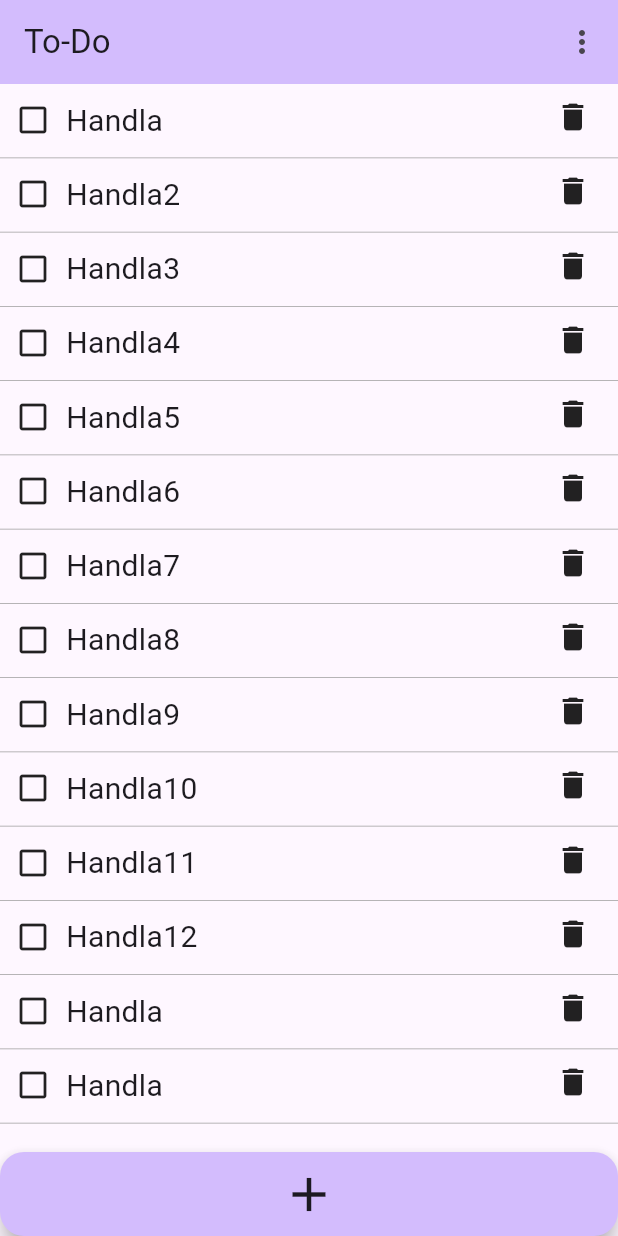
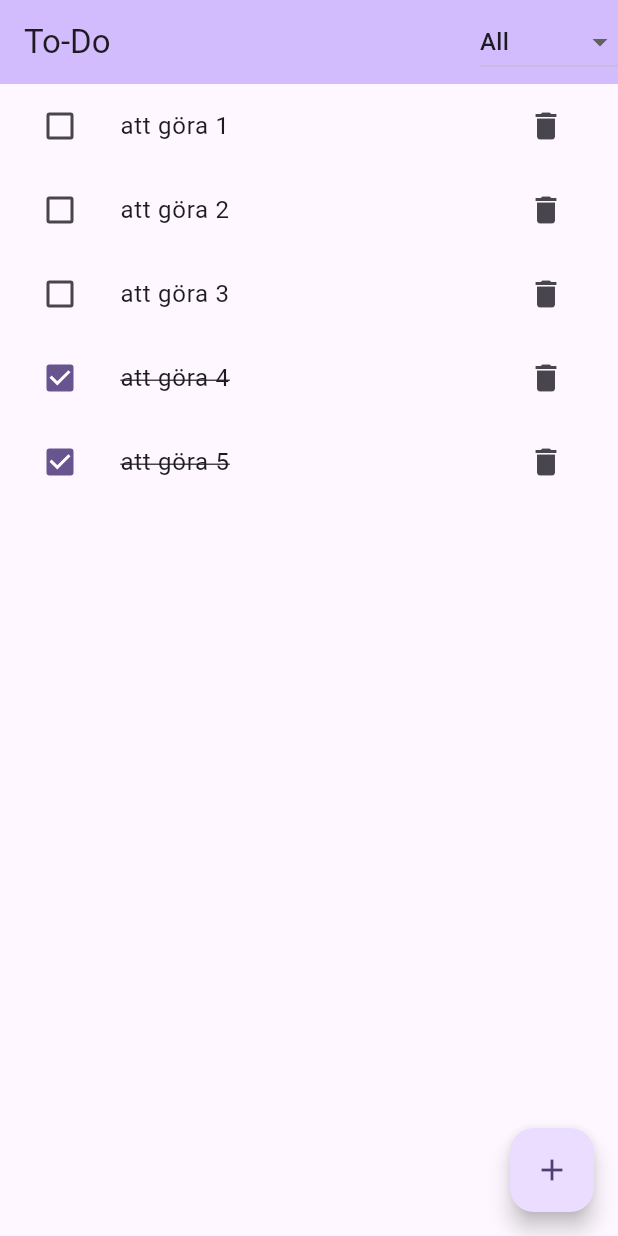
Before and after one commit to gu-tig333-ht23/gusflodijo, a Flutter app: the screen it shows after launch, on a phone screen of 412 x 824 dp. Run offline on Flutter 3.47's test engine with Material 2 defaults, Android fonts, the phone set to English and light mode, and no system bars.

Commit message:
inlämning vecka 2
delat upp koden och lagt till tillståndshantering

```diff
--- /dev/null
+++ b/lib/listviewbuilder.dart
@@ -0,0 +1,58 @@
+import 'package:flutter/material.dart';
+import 'package:provider/provider.dart';
+import 'main.dart';
+
+
+class ListViewBuilder extends StatefulWidget {
+  const ListViewBuilder({key, value}) : super(key: key);
+  @override
+  State<ListViewBuilder> createState() => _ListViewBuilderState();
+}
+
+class _ListViewBuilderState extends State<ListViewBuilder> {
+  @override
+  Widget build(BuildContext context) {
+
+    return Consumer<MyState>(builder: (context, state, _) => Center(
+        child: Column(
+          children: <Widget>[
+            Expanded(
+              child: ListView.builder(
+                itemCount: state.filteredTodos.length,
+                itemBuilder: (context, index) {
+                  final filteredlist = state.filteredTodos[index];
+                return ListTile(
+                  title: Text(
+                    filteredlist.item,
+                    style: TextStyle(
+                      decoration: filteredlist.isDone
+                          ? TextDecoration.lineThrough
+                          : TextDecoration.none,
+                    ),
+                  ),
+                  leading: Checkbox(
+                    value: filteredlist.isDone,
+                    onChanged: (newValue) {
+                      setState(() {
+                        filteredlist.isDone = newValue!;
+                      });
+                    },
+                  ),
+                  trailing: IconButton(
+                    icon: Icon(Icons.delete),
+                    onPressed: () {
+                      setState(() {
+                        context.read<MyState>().todolist.removeAt(index);
+                      });
+                    },
+                  ),
+                );
+              },
+            ),
+          ),
+          ],
+        ),
+      ),
+    );
+  }
+}
--- a/lib/main.dart
+++ b/lib/main.dart
@@ -1,207 +1,110 @@
 import 'package:flutter/material.dart';
+import 'package:provider/provider.dart';
+import 'listviewbuilder.dart';
+import 'addview.dart';
+
+
+//UI = f(State)
+class MyState extends ChangeNotifier {
+
+  String filter = 'All';
+
+  List<TodoItem> todolist = [
+    TodoItem('att göra 1', false),
+    TodoItem('att göra 2', false),
+    TodoItem('att göra 3', false),
+    TodoItem('att göra 4', true),
+    TodoItem('att göra 5', true),
+
+  ];
+  List<TodoItem> get filteredTodos {
+    switch (filter) {
+      case 'Done':
+        return todolist.where((todolist) => todolist.isDone).toList();
+      case 'Not Done':
+        return todolist.where((todolist) => !todolist.isDone).toList();
+      default:
+        return todolist;
+    }
+  }
+
+void addToList(TodoItem todoitem) {
+    todolist.add(todoitem);
+    notifyListeners();
+  }
+}
+
+class TodoItem {
+  String item;
+  bool isDone;
+
+  TodoItem(this.item, this.isDone);
+}
 
 void main() {
-  runApp(const MyApp());
+  MyState state = MyState();
+
+  runApp(
+    ChangeNotifierProvider(
+      create: (context) => state,
+      child: TodoApp(),
+    ),
+  );
 }
 
-class MyApp extends StatelessWidget {
-  const MyApp({super.key});
-
-  // This widget is the root of your application.
+class TodoApp extends StatelessWidget {
   @override
   Widget build(BuildContext context) {
     return MaterialApp(
-      title: 'Flutter Demo',
         theme: ThemeData(
           colorScheme: ColorScheme.fromSeed(seedColor: Colors.deepPurple),
           useMaterial3: true,
         ),
-      home: const MyHomePage(),
-    );
+        home: MyHome());
   }
 }
 
-class Todo {
-  final String item;
-  final String desc;
-
-  Todo(this.item, this.desc);
+class MyHome extends StatefulWidget {
+  @override
+  State<MyHome> createState() => _MyHomeState();
 }
-
-class MyHomePage extends StatelessWidget {
-  const MyHomePage({super.key});
-
+class _MyHomeState extends State<MyHome> {
   @override
   Widget build(BuildContext context) {
-    List<Todo> todolist = [
-      Todo('Handla', 'Morötter, mjölk och paprika'),
-      Todo('Handla2', 'Morötter, mjölk och paprika'),
-      Todo('Handla3', 'Morötter, mjölk och paprika'),
-      Todo('Handla4', 'Morötter, mjölk och paprika'),
-      Todo('Handla5', 'Morötter, mjölk och paprika'),
-      Todo('Handla6', 'Morötter, mjölk och paprika'),
-      Todo('Handla7', 'Morötter, mjölk och paprika'),
-      Todo('Handla8', 'Morötter, mjölk och paprika'),
-      Todo('Handla9', 'Morötter, mjölk och paprika'),
-      Todo('Handla10', 'Morötter, mjölk och paprika'),
-      Todo('Handla11', 'Morötter, mjölk och paprika'),
-      Todo('Handla12', 'Morötter, mjölk och paprika'),
-      Todo('Handla', 'Morötter, mjölk och paprika'),
-      Todo('Handla', 'Morötter, mjölk och paprika'),
-    ];
 
     return Scaffold(
       appBar: AppBar(
         title: const Text('To-Do'),
-        actions: <Widget>[
-          PopupMenuButton<String>(
-            onSelected: (String value) {},
-            itemBuilder: (BuildContext context) => <PopupMenuEntry<String>>[
-              const PopupMenuItem<String>(
-                value: 'done',
-                child: Text('Done'),
-              ),
-              const PopupMenuItem<String>(
-                value: 'notDone',
-                child: Text('Not Done'),
-              ),
-              const PopupMenuItem<String>(
-                value: 'all',
-                child: Text('All'),
-              ),
-            ],
+        actions: [
+          DropdownButton<String>(
+            value: context.read<MyState>().filter,
+            onChanged: (newValue) {
+              setState(() {
+                context.read<MyState>().filter = newValue!;
+              });
+            },
+            items: ['All', 'Done', 'Not Done'].map((filter) {
+              return DropdownMenuItem<String>(
+                value: (filter),
+                child: Text(filter),
+              );
+            }).toList()
           ),
         ],
         backgroundColor: Theme.of(context).colorScheme.inversePrimary,
       ),
-      bottomNavigationBar: FloatingActionButton(
+      body: const ListViewBuilder(),
+      floatingActionButton: FloatingActionButton(
         onPressed: () {
           Navigator.push(
-                context, MaterialPageRoute(builder: (context) => AddView()));
+            context,
+            MaterialPageRoute(builder: (context) => AddView()),
+          );
+          ;
         },
-          child: const Icon(Icons.add, color: Colors.black87,size: 38, ),
-          backgroundColor: Theme.of(context).colorScheme.inversePrimary),
-      body: Center(
-        child: Column(
-          children: <Widget>[
-            Expanded(
-                child: ListView.builder(
-              itemBuilder: (context, index) {
-                return TodoList(todolist[index]);
-              },
-              itemCount: todolist.length,
-            )),
-          ],
+        child: const Icon(Icons.add),
       ),
-      ),
-    );
-    // This trailing comma makes auto-formatting nicer for build method
-  }
-}
 
-class TodoList extends StatelessWidget {
-  final Todo todo;
-  const TodoList(this.todo, {super.key});
-
-  @override
-  Widget build(BuildContext context) {
-    return GestureDetector(
-      onTap: () {
-        Navigator.push(
-            context, MaterialPageRoute(builder: (context) => OtherView(todo)));
-      },
-      child: Container(
-        decoration: const BoxDecoration(
-          border: Border(
-            bottom: BorderSide(
-              color: Colors.grey, // Border color
-              width: 0.5, // Border width
-            ),
-          ),
-        ),
-        padding: const EdgeInsets.all(10.0), // Padding inside the container
-        child: Row(
-          mainAxisAlignment: MainAxisAlignment.start,
-          crossAxisAlignment: CrossAxisAlignment.start,
-          children: [
-            const Padding(
-              padding: EdgeInsets.only(right: 10, top: 2),
-              child: Icon(Icons.check_box_outline_blank),
-            ),
-            Expanded(
-              child: Text(todo.item,
-                  style: const TextStyle(
-                    fontSize: 20,
-                  )),
-            ),
-            const Padding(
-              padding: EdgeInsets.only(right: 8.0),
-              child: Icon(Icons.delete),
-            ),
-          ],
-        ),
-      ),
     );
   }
 }
-
-class OtherView extends StatelessWidget {
-  final Todo todo;
-  const OtherView(this.todo, {super.key});
-
-  @override
-  Widget build(BuildContext context) {
-    return Scaffold(
-      appBar: AppBar(
-          backgroundColor: Theme.of(context).colorScheme.inversePrimary,
-          title: Text(todo.item)),
-      body: Column(
-        children: [
-          Text(todo.desc),
-        ],
-      ),
-    );
-  }
-}
-
-class AddView extends StatelessWidget {
-  const AddView({super.key});
-  @override
-  Widget build(BuildContext context) {
-    return Scaffold(
-      appBar: AppBar(
-        title: const Text('Add to list:'),
-        backgroundColor: Theme.of(context).colorScheme.inversePrimary,
-      ),
-      body: Column(
-        mainAxisAlignment: MainAxisAlignment.end,
-        crossAxisAlignment: CrossAxisAlignment.start,
-        children: [
-          Container(
-              decoration: const BoxDecoration(
-                shape: BoxShape.rectangle,
-              ),
-              child: Padding(
-                padding: const EdgeInsets.all(8.0),
-                child: Container(
-                  margin: const EdgeInsets.all(12),
-                  decoration: BoxDecoration(
-                    borderRadius: BorderRadius.circular(32),
-                  ),
-                  child: TextField(
-                    decoration: InputDecoration(
-                      filled: true,
-                      fillColor: Theme.of(context).colorScheme.inversePrimary,
-                      hintStyle: const TextStyle(fontSize: 17),
-                      hintText: 'Add:',
-                      suffixIcon: const Icon(Icons.add),
-                      contentPadding: const EdgeInsets.all(20),
-                    ),
-                  ),
-                ),
-              )),
-        ],
-      ),
-    );
-  }
-}
```
Also changed, not shown: lib/addview.dart (added, +61 -0 lines). Lines whose indentation alone changed are shown as unchanged.
